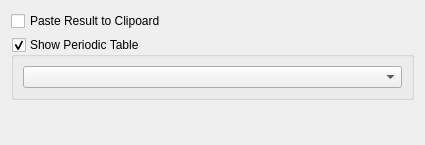
Above: plasmoid/applet/psePlasmoid/Molmassconfig.ui from KDE/kalzium before the change. Below: the same form after it.
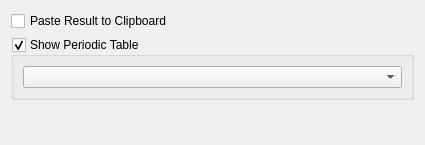
That is the form after the change. Custom widgets are drawn as their Qt base class.

Commit message: fix typo: Clipoard->Clipboard

```diff
--- a/plasmoid/applet/psePlasmoid/Molmassconfig.ui
+++ b/plasmoid/applet/psePlasmoid/Molmassconfig.ui
@@ -23,7 +23,7 @@
    <item row="0" column="0">
     <widget class="QCheckBox" name="pasteToCliboard">
      <property name="text">
-      <string>Paste Result to Clipoard</string>
+      <string>Paste Result to Clipboard</string>
      </property>
     </widget>
    </item>
```
